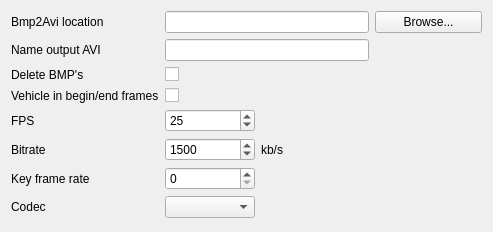
Above: src/videosettings.ui from michjans/routegen before the change. Below: the same form after it.
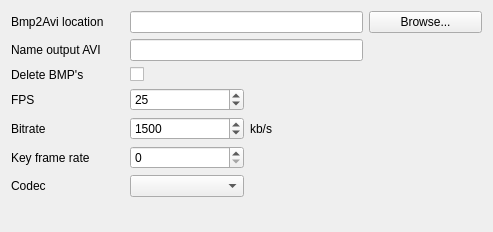
That is the form after the change.

Diff of the .ui file:
```diff
--- a/src/videosettings.ui
+++ b/src/videosettings.ui
@@ -70,30 +70,13 @@
     </widget>
    </item>
    <item row="3" column="0">
-    <widget class="QLabel" name="iconLessBeginEndFramesLabel">
-     <property name="text">
-      <string>Vehicle in begin/end frames</string>
-     </property>
-    </widget>
-   </item>
-   <item row="3" column="1">
-    <widget class="QCheckBox" name="iconLessBeginEndFramesCB">
-     <property name="toolTip">
-      <string>Check if first and last frame should contain the vehicle icon</string>
-     </property>
-     <property name="text">
-      <string/>
-     </property>
-    </widget>
-   </item>
-   <item row="4" column="0">
     <widget class="QLabel" name="fpsLabel">
      <property name="text">
       <string>FPS</string>
      </property>
     </widget>
    </item>
-   <item row="4" column="1">
+   <item row="3" column="1">
     <widget class="QSpinBox" name="fpsSB">
      <property name="toolTip">
       <string>Select frame rate of output AVI</string>
@@ -109,7 +92,7 @@
      </property>
     </widget>
    </item>
-   <item row="4" column="2" colspan="2">
+   <item row="3" column="2" colspan="2">
     <spacer name="spacer">
      <property name="orientation">
       <enum>Qt::Horizontal</enum>
@@ -122,28 +105,28 @@
      </property>
     </spacer>
    </item>
-   <item row="6" column="0">
+   <item row="5" column="0">
     <widget class="QLabel" name="keyFrLabel">
      <property name="text">
       <string>Key frame rate</string>
      </property>
     </widget>
    </item>
-   <item row="7" column="0">
+   <item row="6" column="0">
     <widget class="QLabel" name="codecLabel">
      <property name="text">
       <string>Codec</string>
      </property>
     </widget>
    </item>
-   <item row="7" column="1">
+   <item row="6" column="1">
     <widget class="QComboBox" name="codecCB">
      <property name="toolTip">
       <string>Select codec used for output AVI</string>
      </property>
     </widget>
    </item>
-   <item row="8" column="1">
+   <item row="7" column="1">
     <spacer name="verticalSpacer_2">
      <property name="orientation">
       <enum>Qt::Vertical</enum>
@@ -156,7 +139,7 @@
      </property>
     </spacer>
    </item>
-   <item row="6" column="1">
+   <item row="5" column="1">
     <widget class="QSpinBox" name="keyFrSB">
      <property name="toolTip">
       <string>Select key frame rate of output AVI</string>
@@ -166,14 +149,14 @@
      </property>
     </widget>
    </item>
-   <item row="5" column="0">
+   <item row="4" column="0">
     <widget class="QLabel" name="bitRateLabel">
      <property name="text">
       <string>Bitrate</string>
      </property>
     </widget>
    </item>
-   <item row="5" column="1">
+   <item row="4" column="1">
     <widget class="QSpinBox" name="bitRateSB">
      <property name="minimum">
       <number>200</number>
@@ -189,7 +172,7 @@
      </property>
     </widget>
    </item>
-   <item row="5" column="2">
+   <item row="4" column="2">
     <widget class="QLabel" name="bitRateLabel2">
      <property name="text">
       <string>kb/s</string>
```
